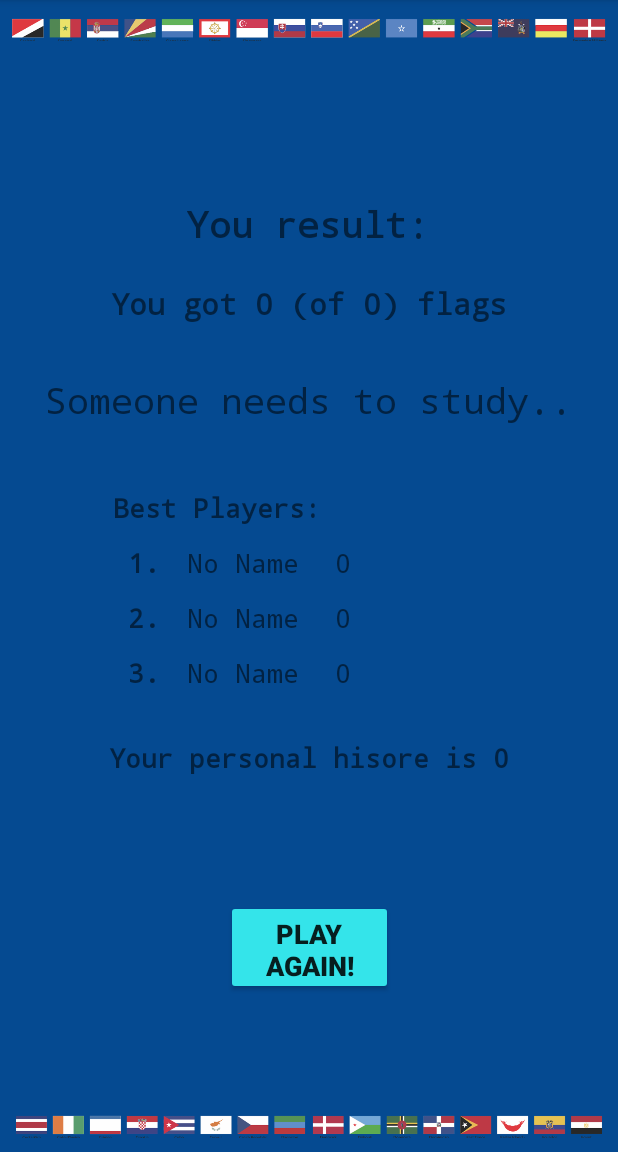
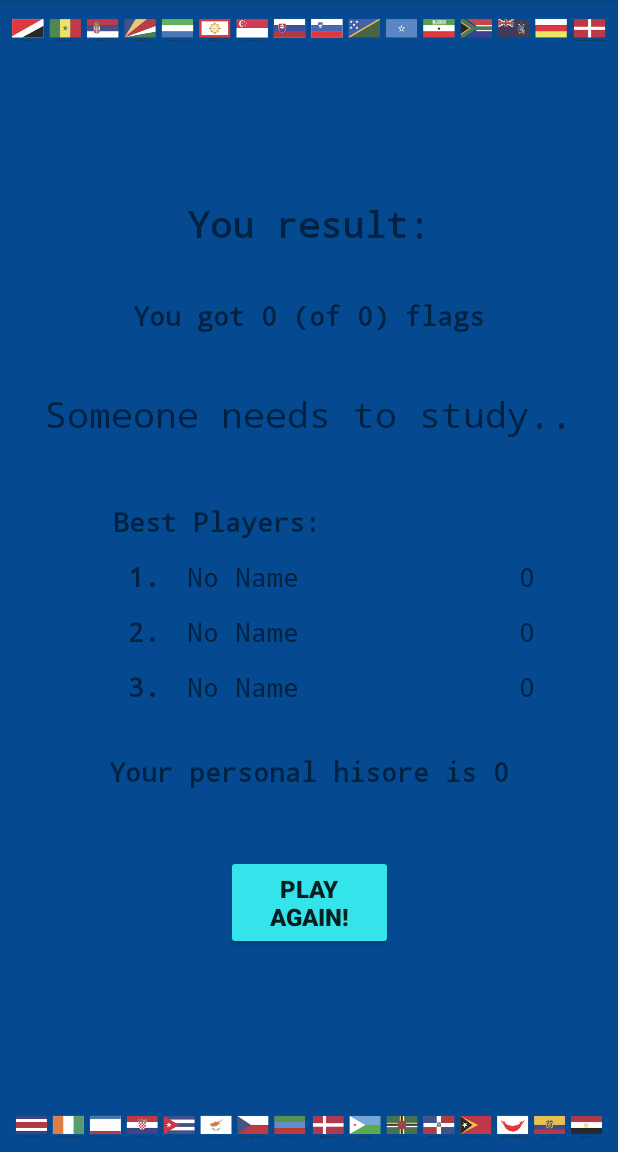
Before and after one commit to MarekRepinski/FlagQuiz, an Android app: the fragment FragmentEndGame placed in its activity, on a phone screen of 412 x 824 dp, the part 84-1236 px from its top. Run offline under Robolectric (Android 15) with nearby library versions, the phone set to English and light mode, and no system bars.

Commit message:
Small fixes in language strings

```diff
--- a/app/src/main/java/se/ctescape/flagquiz/MainActivity.kt
+++ b/app/src/main/java/se/ctescape/flagquiz/MainActivity.kt
@@ -76,9 +76,11 @@ class MainActivity : AppCompatActivity() {
     override fun onStart() {
         super.onStart()
         val playerName = sharedPref.getString("qeQ0EqeLastqeQ0Eqe", "")?:""
+        Log.d("AIK!!", "-$playerName-")
         if (playerName != "") {
             etName.setText(playerName)
             val hiscoreText = sharedPref.getInt(playerName, 0).toString()
+            Log.d("AIK!!",hiscoreText)
             tvHiScore.text = getString(R.string.hiScoreDefText, hiscoreText)
         } else {
             etName.setText("")
--- a/app/src/main/res/layout/activity_main.xml
+++ b/app/src/main/res/layout/activity_main.xml
@@ -129,7 +129,7 @@
     <TextView
         android:id="@+id/tvWelcome"
         android:layout_width="275dp"
-        android:layout_height="45dp"
+        android:layout_height="55dp"
         android:layout_marginTop="32dp"
         android:fontFamily="monospace"
         android:text="@string/welcome"
--- a/app/src/main/res/layout/fragment_end_game.xml
+++ b/app/src/main/res/layout/fragment_end_game.xml
@@ -8,12 +8,13 @@
 
     <TextView
         android:id="@+id/tvPersonalBest"
-        android:layout_width="wrap_content"
-        android:layout_height="wrap_content"
+        android:layout_width="308dp"
+        android:layout_height="84dp"
         android:layout_marginTop="24dp"
         android:fontFamily="monospace"
         android:padding="4dp"
         android:text="@string/personalHiText"
+        android:textAlignment="center"
         android:textSize="18sp"
         android:textStyle="bold"
         app:layout_constraintEnd_toEndOf="parent"
@@ -24,10 +25,10 @@
         android:id="@+id/btnPlayAgain"
         android:layout_width="111dp"
         android:layout_height="63dp"
-        android:layout_marginBottom="50dp"
+        android:layout_marginBottom="80dp"
         android:backgroundTint="@color/colorAccent"
         android:text="@string/playAgain"
-        android:textSize="18sp"
+        android:textSize="16sp"
         android:textStyle="bold"
         app:layout_constraintBottom_toBottomOf="parent"
         app:layout_constraintEnd_toEndOf="parent"
@@ -49,13 +50,14 @@
         android:id="@+id/tvThirdPlacePoints"
         android:layout_width="wrap_content"
         android:layout_height="wrap_content"
-        android:layout_marginStart="16dp"
+        android:layout_marginEnd="50dp"
         android:fontFamily="monospace"
         android:padding="4dp"
-        android:text="57 Flags"
+        android:text="@string/correctFlags"
+        android:textAlignment="viewEnd"
         android:textSize="18sp"
         app:layout_constraintBaseline_toBaselineOf="@+id/tvThirdPlaceName"
-        app:layout_constraintStart_toEndOf="@+id/tvThirdPlaceName" />
+        app:layout_constraintEnd_toEndOf="parent" />
 
     <TextView
         android:id="@+id/tvThirdPlaceRank"
@@ -88,13 +90,14 @@
         android:id="@+id/tvSecondPlacePoints"
         android:layout_width="wrap_content"
         android:layout_height="wrap_content"
-        android:layout_marginStart="16dp"
+        android:layout_marginEnd="50dp"
         android:fontFamily="monospace"
         android:padding="4dp"
-        android:text="57 Flags"
+        android:text="@string/correctFlags"
+        android:textAlignment="viewEnd"
         android:textSize="18sp"
         app:layout_constraintBaseline_toBaselineOf="@+id/tvSecondPlaceName"
-        app:layout_constraintStart_toEndOf="@+id/tvSecondPlaceName" />
+        app:layout_constraintEnd_toEndOf="parent" />
 
     <TextView
         android:id="@+id/tvSecondPlaceRank"
@@ -141,8 +144,8 @@
 
     <TextView
         android:id="@+id/tvResultTitle"
-        android:layout_width="wrap_content"
-        android:layout_height="40dp"
+        android:layout_width="316dp"
+        android:layout_height="49dp"
         android:layout_marginTop="70dp"
         android:fontFamily="monospace"
         android:padding="5dp"
@@ -157,14 +160,14 @@
 
     <TextView
         android:id="@+id/tvResult"
-        android:layout_width="370dp"
+        android:layout_width="0dp"
         android:layout_height="45dp"
         android:layout_marginTop="16dp"
         android:fontFamily="monospace"
         android:padding="5dp"
         android:text="@string/gotNoOfFlags"
         android:textAlignment="center"
-        android:textSize="20sp"
+        android:textSize="18sp"
         android:textStyle="bold"
         app:layout_constraintLeft_toLeftOf="parent"
         app:layout_constraintRight_toRightOf="parent"
@@ -201,12 +204,13 @@
         android:id="@+id/tvFirstPlacePoints"
         android:layout_width="wrap_content"
         android:layout_height="wrap_content"
-        android:layout_marginStart="16dp"
+        android:layout_marginEnd="50dp"
         android:fontFamily="monospace"
         android:padding="4dp"
-        android:text="188 Flags"
+        android:text="@string/correctFlags"
+        android:textAlignment="viewEnd"
         android:textSize="18sp"
         app:layout_constraintBaseline_toBaselineOf="@+id/tvFirstPlaceName"
-        app:layout_constraintStart_toEndOf="@+id/tvFirstPlaceName" />
+        app:layout_constraintEnd_toEndOf="parent" />
 
 </androidx.constraintlayout.widget.ConstraintLayout>
--- a/app/src/main/res/values/strings.xml
+++ b/app/src/main/res/values/strings.xml
@@ -35,10 +35,11 @@
     <string name="verdict2">Keep working!</string>
     <string name="verdict3">Someone needs to study..</string>
     <string name="bestPlayers">Best Players:</string>
-    <string name="empty">" "</string>
+    <string name="empty">Playername</string>
     <string name="firstPlace">1.</string>
     <string name="secondPlace">2.</string>
     <string name="thirdPlace">3.</string>
     <string name="personalHiText">Your personal hisore is %1$s</string>
     <string name="preference_file_key" translatable="false">flagQuiz_prefs</string>
+    <string name="correctFlags">%1$s flags</string>
 </resources>
```
Also changed, not shown: 2 other files.
